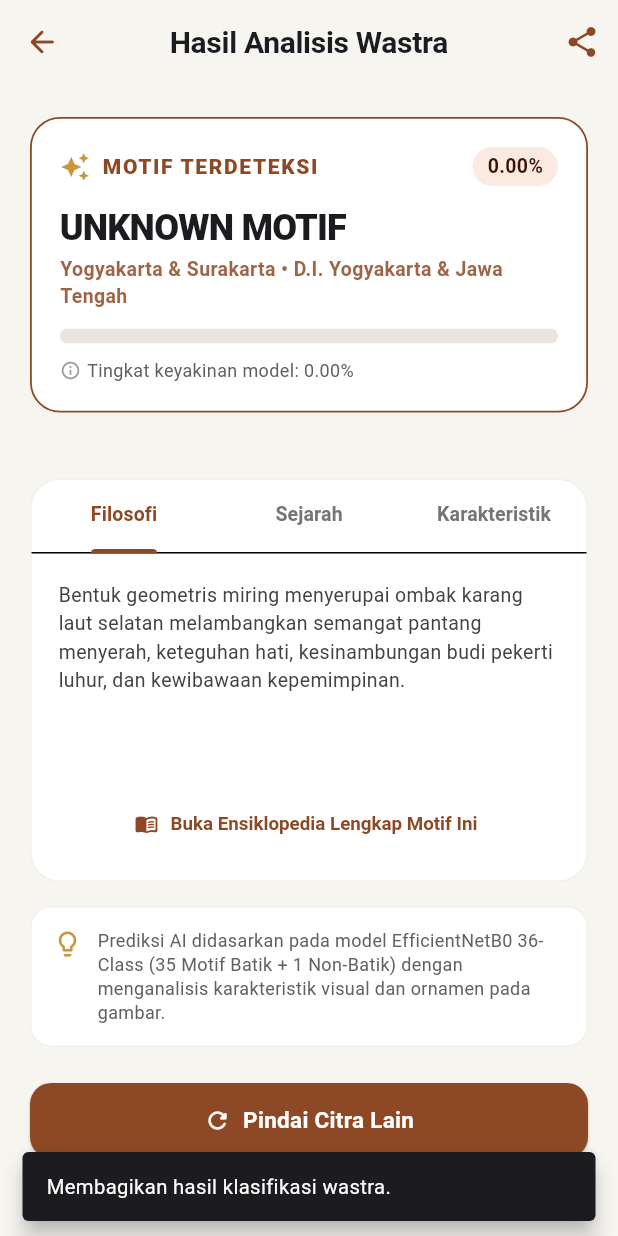
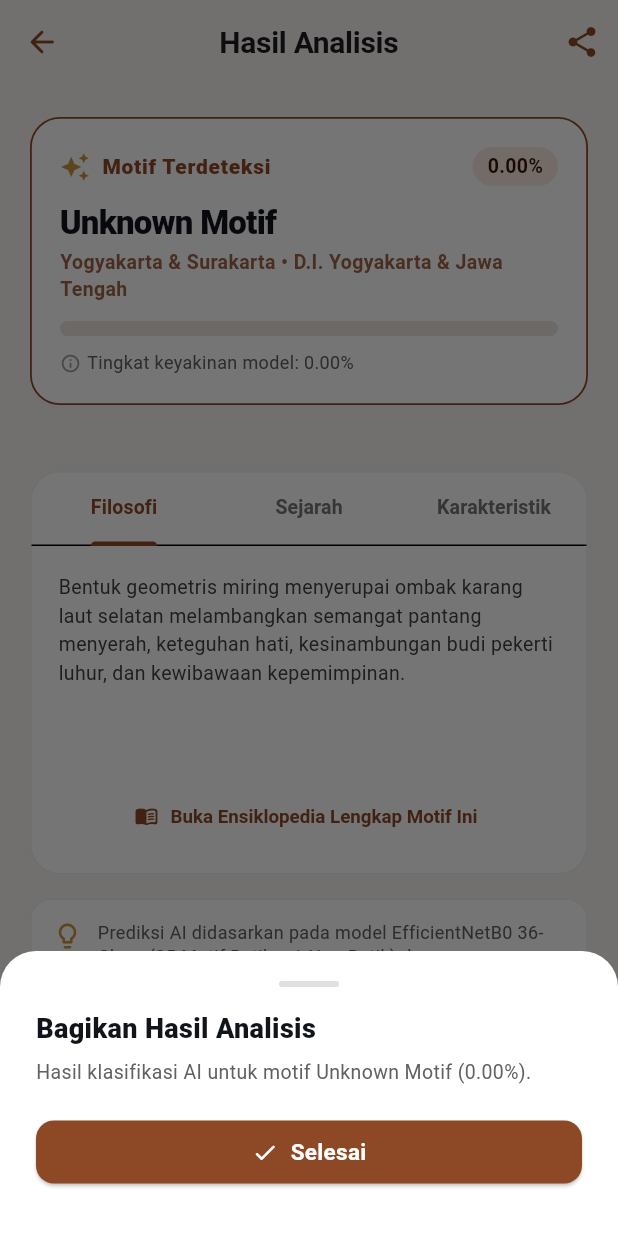
Before and after one commit to zakverse/Batik-AI-, a Flutter app: the ResultScreen screen opened directly with empty values, after a tap on the "share" icon, on a phone screen of 412 x 824 dp. Run offline on Flutter 3.47's test engine with Material 3 defaults, Android fonts, the phone set to English and light mode, and no system bars; our stand-ins replace camera, image_picker.

Commit message:
feat: live camera scanner, AI prediction pipeline, and result screen
- ScannerScreen: live CameraController preview with WidgetsBindingObserver
  lifecycle management, rear/front camera toggle, hardware torch support,
  golden viewfinder overlay with animated scan brackets, gallery picker,
  and shutter capture with haptic feedback
- ResultScreen: scanned image thumbnail with authentication badge,
  PredictionCard with Top-1 motif display and Top-3 AI ranking,
  cultural education tabs (Filosofi / Sejarah / Karakteristik),
  AI disclaimer, and share bottom sheet
- ApiService: multipart POST /api/v2/predict to Go+ONNX backend at
  http://127.0.0.1:8080 with ADB reverse port forwarding support
- Add camera, image_picker, http packages to pubspec.yaml
- Add CAMERA and READ_EXTERNAL_STORAGE permissions to AndroidManifest

```diff
--- a/apps/mobile/lib/core/config/api_config.dart
+++ b/apps/mobile/lib/core/config/api_config.dart
@@ -1,4 +1,4 @@
-/// Centralized API configuration for Wastra AI Batik.
+/// Centralized API configuration for NusantaraKain.
 ///
 /// For development:
 /// - Android Emulator : 'http://10.0.2.2:8080'
--- a/apps/mobile/lib/screens/result_screen.dart
+++ b/apps/mobile/lib/screens/result_screen.dart
@@ -46,7 +46,7 @@ class _ResultScreenState extends State<ResultScreen> with SingleTickerProviderSt
     return Scaffold(
       backgroundColor: AppTheme.scaffoldBackgroundColor,
       appBar: AppBar(
-        title: const Text('Hasil Analisis Wastra'),
+        title: const Text('Hasil Analisis'),
         centerTitle: true,
         leading: IconButton(
           icon: const Icon(Icons.arrow_back_rounded),
@@ -56,14 +56,11 @@ class _ResultScreenState extends State<ResultScreen> with SingleTickerProviderSt
           IconButton(
             icon: const Icon(Icons.share_rounded),
             tooltip: 'Bagikan Hasil',
-            onPressed: () {
-              ScaffoldMessenger.of(context).showSnackBar(
-                const SnackBar(
-                  content: Text('Membagikan hasil klasifikasi wastra.'),
-                  behavior: SnackBarBehavior.floating,
-                ),
-              );
-            },
+            onPressed: () => _showShareSheet(
+              context,
+              topPred?.formattedClassName ?? 'Kain Batik',
+              topPred?.confidencePercentage ?? '0%',
+            ),
           ),
         ],
       ),
@@ -110,7 +107,7 @@ class _ResultScreenState extends State<ResultScreen> with SingleTickerProviderSt
                       Positioned(
                         bottom: -12,
                         child: Container(
-                          padding: const EdgeInsets.symmetric(horizontal: 12, vertical: 5),
+                          padding: const EdgeInsets.symmetric(horizontal: 14, vertical: 5),
                           decoration: BoxDecoration(
                             color: isBatik ? AppTheme.primaryColor : AppTheme.secondaryColor,
                             borderRadius: BorderRadius.circular(16),
@@ -132,12 +129,12 @@ class _ResultScreenState extends State<ResultScreen> with SingleTickerProviderSt
                               ),
                               const SizedBox(width: 5),
                               Text(
-                                isBatik ? 'TEXTILE AUTHENTICATED' : 'NON-BATIK DETECTED',
+                                isBatik ? 'Tekstil Terautentikasi' : 'Bukan Batik',
                                 style: const TextStyle(
                                   color: Colors.white,
-                                  fontSize: 10.5,
-                                  fontWeight: FontWeight.w800,
-                                  letterSpacing: 0.5,
+                                  fontSize: 11,
+                                  fontWeight: FontWeight.w700,
+                                  letterSpacing: 0.3,
                                 ),
                               ),
                             ],
@@ -305,4 +302,67 @@ class _ResultScreenState extends State<ResultScreen> with SingleTickerProviderSt
       ),
     );
   }
+
+  void _showShareSheet(BuildContext context, String motifName, String confidence) {
+    showModalBottomSheet(
+      context: context,
+      backgroundColor: Colors.white,
+      shape: const RoundedRectangleBorder(
+        borderRadius: BorderRadius.vertical(top: Radius.circular(24)),
+      ),
+      builder: (ctx) {
+        return Padding(
+          padding: const EdgeInsets.fromLTRB(24, 20, 24, 32),
+          child: Column(
+            mainAxisSize: MainAxisSize.min,
+            crossAxisAlignment: CrossAxisAlignment.stretch,
+            children: [
+              Center(
+                child: Container(
+                  width: 40,
+                  height: 4,
+                  decoration: BoxDecoration(
+                    color: Colors.grey.shade300,
+                    borderRadius: BorderRadius.circular(2),
+                  ),
+                ),
+              ),
+              const SizedBox(height: 16),
+              const Text(
+                'Bagikan Hasil Analisis',
+                style: TextStyle(
+                  fontSize: 18,
+                  fontWeight: FontWeight.w800,
+                  color: AppTheme.museumNoir,
+                ),
+              ),
+              const SizedBox(height: 8),
+              Text(
+                'Hasil klasifikasi AI untuk motif $motifName ($confidence).',
+                style: TextStyle(
+                  fontSize: 13,
+                  color: Colors.grey.shade700,
+                  height: 1.35,
+                ),
+              ),
+              const SizedBox(height: 20),
+              ElevatedButton.icon(
+                onPressed: () => Navigator.pop(ctx),
+                icon: const Icon(Icons.check_rounded, size: 18),
+                label: const Text('Selesai'),
+                style: ElevatedButton.styleFrom(
+                  backgroundColor: AppTheme.sogaTerracotta,
+                  foregroundColor: Colors.white,
+                  padding: const EdgeInsets.symmetric(vertical: 12),
+                  shape: RoundedRectangleBorder(
+                    borderRadius: BorderRadius.circular(12),
+                  ),
+                ),
+              ),
+            ],
+          ),
+        );
+      },
+    );
+  }
 }
--- a/apps/mobile/lib/services/api_service.dart
+++ b/apps/mobile/lib/services/api_service.dart
@@ -22,7 +22,7 @@ class ApiException implements Exception {
   String toString() => message;
 }
 
-/// Service class responsible for all network interactions with the Wastra AI Golang backend.
+/// Service class responsible for all network interactions with the NusantaraKain Golang backend.
 class ApiService {
   final http.Client _client;
 
--- a/apps/mobile/lib/widgets/prediction_card.dart
+++ b/apps/mobile/lib/widgets/prediction_card.dart
@@ -57,9 +57,9 @@ class PredictionCard extends StatelessWidget {
                         ),
                         const SizedBox(width: 8),
                         Text(
-                          isBatik ? 'MOTIF TERDETEKSI' : 'BUKAN KAIN BATIK',
+                          isBatik ? 'Motif Terdeteksi' : 'Bukan Kain Batik',
                           style: theme.textTheme.labelLarge?.copyWith(
-                            letterSpacing: 1.1,
+                            letterSpacing: 0.5,
                             color: isBatik ? AppTheme.primaryColor : AppTheme.secondaryColor,
                             fontWeight: FontWeight.w800,
                           ),
@@ -84,13 +84,13 @@ class PredictionCard extends StatelessWidget {
                     ),
                   ],
                 ),
-                const SizedBox(height: 12),
+                const SizedBox(height: 10),
                 Text(
-                  isBatik ? mainPrediction.formattedClassName.toUpperCase() : 'NON-BATIK',
+                  isBatik ? mainPrediction.formattedClassName : 'Bukan Kain Batik',
                   style: theme.textTheme.headlineMedium?.copyWith(
-                    color: const Color(0xFF1C1B1F),
+                    color: AppTheme.museumNoir,
                     fontWeight: FontWeight.w800,
-                    fontSize: 24,
+                    fontSize: 22,
                   ),
                 ),
                 if (isBatik && heritageItem != null) ...[
--- a/apps/mobile/pubspec.yaml
+++ b/apps/mobile/pubspec.yaml
@@ -1,5 +1,5 @@
 name: wastra_ai_mobile
-description: "Wastra AI - Mobile Client for Indonesian Batik Recognition"
+description: "NusantaraKain - Mobile Client for Indonesian Batik Recognition"
 publish_to: 'none'
 version: 1.0.0+1
 
```
Also changed, not shown: apps/mobile/lib/screens/scanner_screen.dart (+75 -25 lines), 1 other file.
